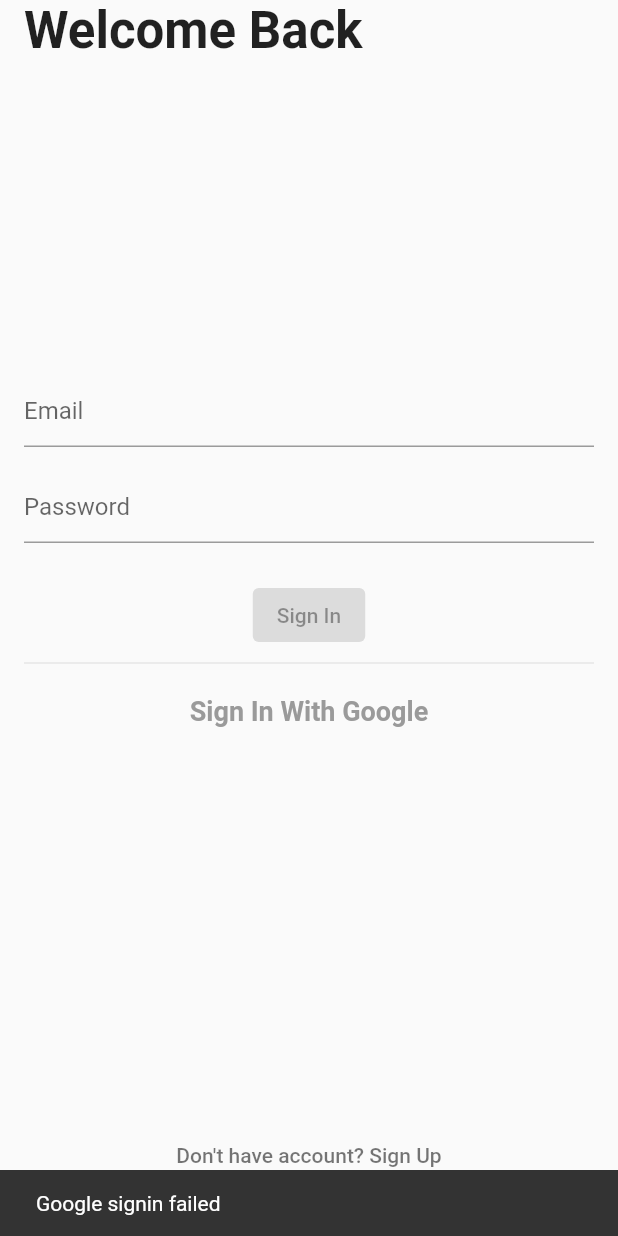
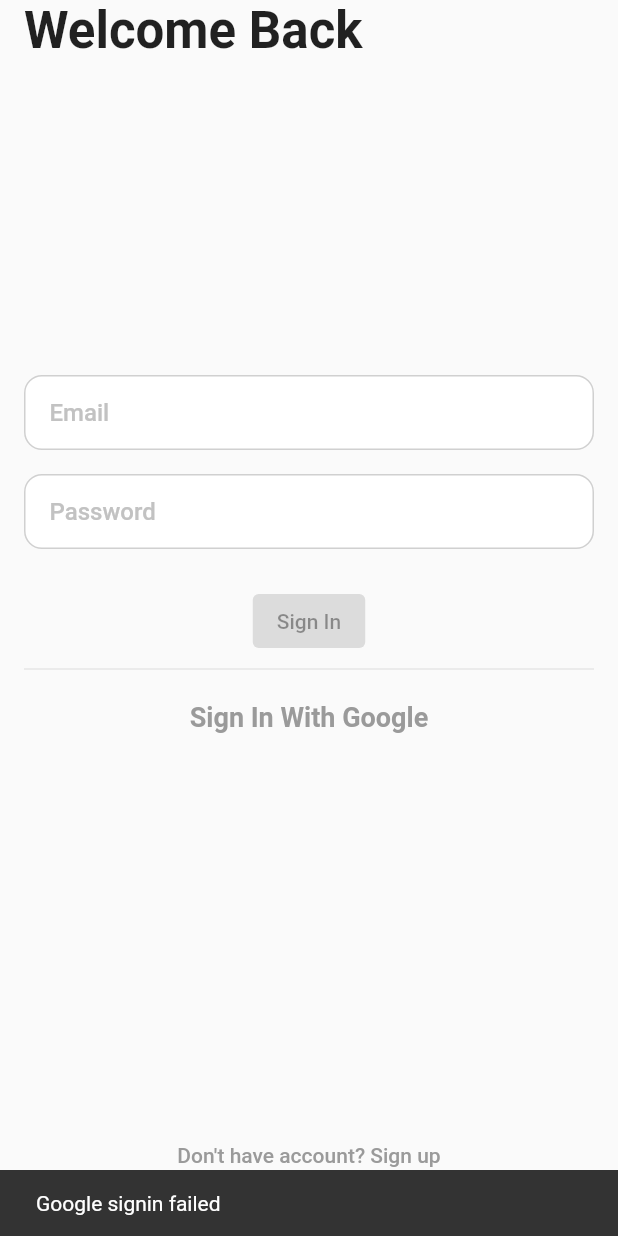
Before and after one commit to khuong02/flutter_project, a Flutter app: the screen it shows after launch, after a tap on "Sign In With Google", on a phone screen of 412 x 824 dp. Run offline on Flutter 3.47's test engine with Material 2 defaults, Android fonts, the phone set to English and light mode, and no system bars; our stand-ins replace equatable, firebase_auth, firebase_core, flutter_riverpod, formz, google_sign_in and 1 more; accounts and stored records are empty; statements that could not run were skipped.

Commit message:
update widgets

```diff
--- a/lib/Widgets/auth_switch_button.dart
+++ b/lib/Widgets/auth_switch_button.dart
@@ -1,8 +1,10 @@
 import 'package:flutter/material.dart';
+
+import 'slide_fade_switcher.dart';
 
 const _kTextStyle = TextStyle(
   fontWeight: FontWeight.w500,
-  color: Colors.black54,
+  color: Color(0xFF9A9A9A),
 );
 
 class AuthSwitchButton extends StatelessWidget {
@@ -20,16 +22,24 @@ class AuthSwitchButton extends StatelessWidget {
       left: 0,
       right: 0,
       bottom: 30,
-      child: TextButton(
-        onPressed: onTap,
+      child: GestureDetector(
+        onTap: onTap,
+        child: Container(
+          alignment: Alignment.center,
+          padding: const EdgeInsets.all(16.0),
+          child: SlideFadeSwitcher(
             child: showSignIn
                 ? const Text(
-                "Don't have account? Sign Up",
+                    "Don't have account? Sign up",
+                    key: ValueKey("SignIn"),
                     style: _kTextStyle,
                   )
                 : const Text(
-                "Already have account? Sign In",
+                    "Already have an account? Sign in",
+                    key: ValueKey("SignUp"),
                     style: _kTextStyle,
+                  ),
+          ),
         ),
       ),
     );
--- /dev/null
+++ b/lib/Widgets/size_fade_switcher.dart
@@ -0,0 +1,46 @@
+import 'package:flutter/material.dart';
+
+class SizeFadeSwitcher extends StatelessWidget {
+  final Widget child;
+
+  const SizeFadeSwitcher({Key? key, required this.child}) : super(key: key);
+
+  @override
+  Widget build(BuildContext context) {
+    return AnimatedSwitcher(
+      transitionBuilder: ((child, animation) {
+        final sizeAnimation = Tween<double>(begin: 0.0, end: 1.0).animate(
+          CurvedAnimation(
+            parent: animation,
+            curve: const Interval(
+              0.0,
+              0.5,
+            ),
+          ),
+        );
+
+        final fadeAnimation = Tween<double>(begin: 0.0, end: 1.0).animate(
+          CurvedAnimation(
+            parent: animation,
+            curve: const Interval(
+              0.5,
+              1.0,
+            ),
+          ),
+        );
+
+        return FadeTransition(
+          opacity: animation,
+          child: SizeTransition(
+            sizeFactor: animation,
+            child: child,
+          ),
+        );
+      }),
+      switchInCurve: Curves.easeIn,
+      switchOutCurve: Curves.easeIn,
+      duration: const Duration(milliseconds: 400),
+      child: child,
+    );
+  }
+}
--- /dev/null
+++ b/lib/Widgets/slide_fade_switcher.dart
@@ -0,0 +1,38 @@
+import 'package:flutter/material.dart';
+
+class SlideFadeSwitcher extends StatelessWidget {
+  final Widget child;
+
+  const SlideFadeSwitcher({Key? key, required this.child}) : super(key: key);
+
+  @override
+  Widget build(BuildContext context) {
+    return AnimatedSwitcher(
+      duration: const Duration(milliseconds: 800),
+      transitionBuilder: ((child, animation) {
+        final offsetAnimation =
+            Tween<Offset>(begin: const Offset(0, 0.1), end: Offset.zero)
+                .animate(animation);
+
+        final fadeAnimation = Tween<double>(begin: 0.0, end: 1.0).animate(
+          CurvedAnimation(
+            parent: animation,
+            curve: const Interval(
+              0.5,
+              1.0,
+            ),
+          ),
+        );
+
+        return FadeTransition(
+          opacity: animation,
+          child: SlideTransition(
+            position: offsetAnimation,
+            child: child,
+          ),
+        );
+      }),
+      child: child,
+    );
+  }
+}
--- a/lib/Widgets/text_input_field.dart
+++ b/lib/Widgets/text_input_field.dart
@@ -1,4 +1,5 @@
 import 'package:flutter/material.dart';
+import 'size_fade_switcher.dart';
 
 class TextInputField extends StatelessWidget {
   final String hintText;
@@ -16,13 +17,41 @@ class TextInputField extends StatelessWidget {
 
   @override
   Widget build(BuildContext context) {
-    return TextField(
-      onChanged: onChanged,
-      obscureText: obscureText,
-      decoration: InputDecoration(
-        errorText: errorText,
-        hintText: hintText,
-      ),
+    return Column(
+      crossAxisAlignment: CrossAxisAlignment.start,
+      mainAxisSize: MainAxisSize.min,
+      children: [
+        Container(
+          padding: const EdgeInsets.symmetric(horizontal: 16),
+          decoration: BoxDecoration(
+              color: Colors.white,
+              borderRadius: BorderRadius.circular(12),
+              border: Border.all(color: Color(0xFFD0D0D0), width: 1)),
+          child: TextField(
+            onChanged: onChanged,
+            obscureText: obscureText,
+            decoration: InputDecoration(
+                border: InputBorder.none,
+                // errorText: errorText,
+                hintText: hintText,
+                hintStyle: const TextStyle(
+                    fontSize: 16,
+                    fontWeight: FontWeight.w500,
+                    color: Color(0xFFC2C2C2))),
+          ),
+        ),
+        SizeFadeSwitcher(
+          child: errorText != null
+              ? Padding(
+                  padding: const EdgeInsets.fromLTRB(16, 4, 16, 0),
+                  child: Text(
+                    errorText!,
+                    style: TextStyle(color: Theme.of(context).errorColor),
+                  ),
+                )
+              : const SizedBox.shrink(),
+        )
+      ],
     );
   }
 }
```
Also changed, not shown: lib/Widgets/animated_button.dart (added, +56 -0 lines), lib/Widgets/animated_shape/animated_shape.dart (added, +58 -0 lines), lib/Widgets/animated_shape/top_shape.dart (added, +136 -0 lines), lib/Widgets/loading_error.dart (added, +58 -0 lines), lib/Widgets/rounded_button_style.dart (added, +26 -0 lines). Lines whose indentation alone changed are shown as unchanged.
